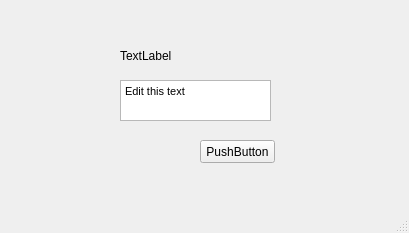
Qt form CommonLib/src/kmxPyQt/devConsole3/templateUIPlug.ui (kumar-lakshmanan/our-py-lib) before a commit.
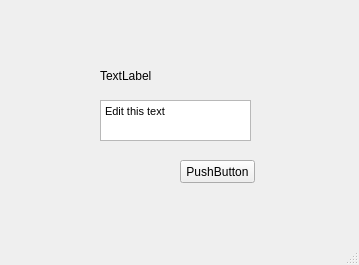
The same form after that commit.

Patch:
```diff
--- a/CommonLib/src/kmxPyQt/devConsole3/templateUIPlug.ui
+++ b/CommonLib/src/kmxPyQt/devConsole3/templateUIPlug.ui
@@ -6,8 +6,8 @@
    <rect>
     <x>0</x>
     <y>0</y>
-    <width>409</width>
-    <height>233</height>
+    <width>359</width>
+    <height>265</height>
    </rect>
   </property>
   <property name="windowTitle">
@@ -17,8 +17,8 @@
    <widget class="QPushButton" name="pushButton">
     <property name="geometry">
      <rect>
-      <x>200</x>
-      <y>140</y>
+      <x>180</x>
+      <y>160</y>
       <width>75</width>
       <height>23</height>
      </rect>
@@ -30,8 +30,8 @@
    <widget class="QLabel" name="label">
     <property name="geometry">
      <rect>
-      <x>120</x>
-      <y>35</y>
+      <x>100</x>
+      <y>55</y>
       <width>151</width>
       <height>41</height>
      </rect>
@@ -43,8 +43,8 @@
    <widget class="QTextEdit" name="textEdit">
     <property name="geometry">
      <rect>
-      <x>120</x>
-      <y>80</y>
+      <x>100</x>
+      <y>100</y>
       <width>151</width>
       <height>41</height>
      </rect>
```
Left out of the diff: 4 changed lines with no effect on the pictures.
